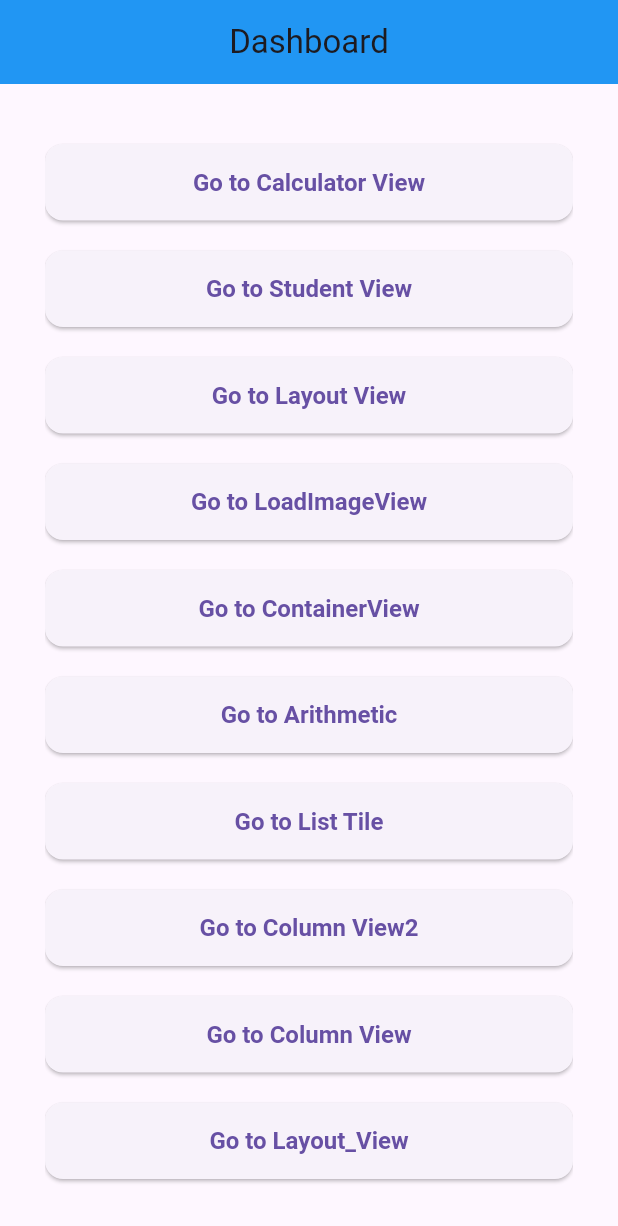
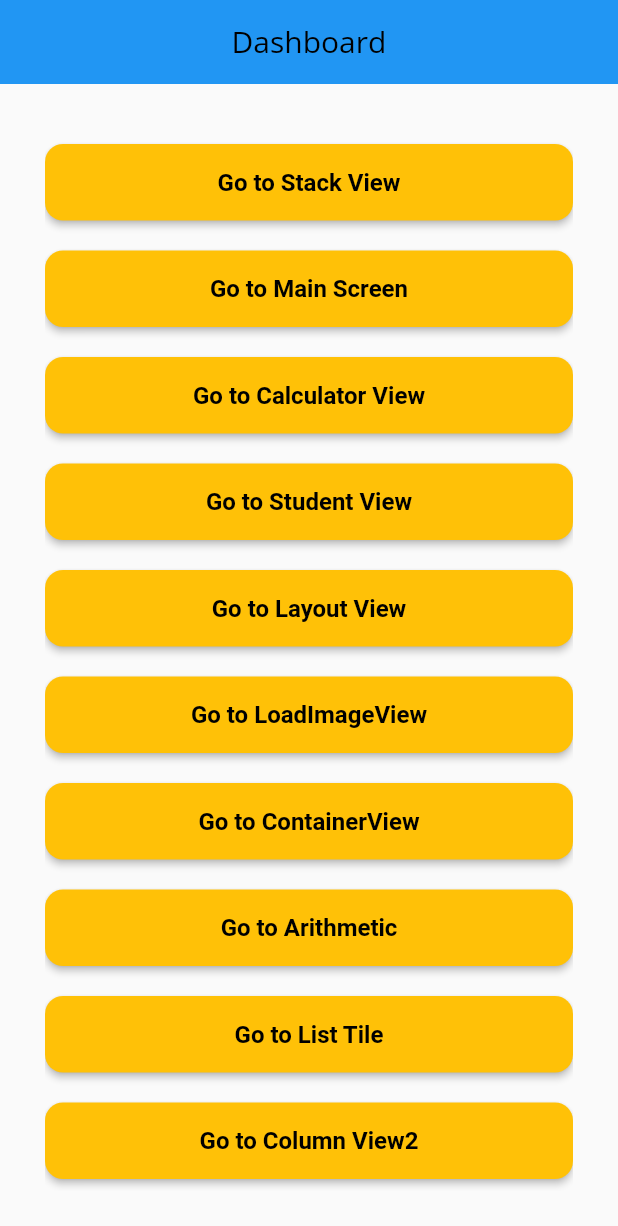
Before and after one commit to Ral53/first_program41, a Flutter app: the screen it shows after launch, on a phone screen of 412 x 824 dp. Shown: the top 1226 px of the screen. Run offline on Flutter 3.47's test engine with Material 3 defaults, Android fonts, the phone set to English and light mode, and no system bars; our stand-ins replace font_awesome_flutter.

Commit message:
this is commit to read navigation bar

```diff
--- a/lib/app.dart
+++ b/lib/app.dart
@@ -1,3 +1,4 @@
+import 'package:first_program/theme/theme_data.dart';
 import 'package:first_program/view/dashboard.dart';
 import 'package:flutter/material.dart';
 
@@ -6,6 +7,10 @@ class App extends StatelessWidget {
 
   @override
   Widget build(BuildContext context) {
-    return MaterialApp(debugShowCheckedModeBanner: false, home: Dashboard());
+    return MaterialApp(
+      debugShowCheckedModeBanner: false,
+      home: Dashboard(),
+      theme: getApplicationTheme(),
+    );
   }
 }
--- /dev/null
+++ b/lib/theme/theme_data.dart
@@ -0,0 +1,23 @@
+import 'package:flutter/material.dart';
+
+ThemeData getApplicationTheme() {
+  return ThemeData(
+    useMaterial3: false,
+    primarySwatch: Colors.amber,
+    fontFamily: "OpenSans Regular",
+    appBarTheme: const AppBarTheme(
+      centerTitle: true,
+      elevation: 0,
+      backgroundColor: Colors.green,
+    ),
+    elevatedButtonTheme: ElevatedButtonThemeData(
+      style: ElevatedButton.styleFrom(
+        textStyle: const TextStyle(
+          fontSize: 18,
+
+          // color: Colors.am
+        ),
+      ),
+    ),
+  );
+}
--- a/lib/view/dashboard.dart
+++ b/lib/view/dashboard.dart
@@ -9,17 +9,27 @@ import 'package:first_program/view/first_view.dart';
 import 'package:first_program/view/layout_view.dart';
 import 'package:first_program/view/list_tile_view.dart';
 import 'package:first_program/view/load_image_view.dart';
+import 'package:first_program/view/main_screen_view.dart';
 import 'package:first_program/view/palindrome_view.dart';
 import 'package:first_program/view/simple_interest.dart';
+import 'package:first_program/view/stack_view.dart';
 import 'package:first_program/view/student_view.dart';
 import 'package:flutter/material.dart';
-import 'package:first_program/common/navigation_button.dart'; // Import the custom button
+import 'package:first_program/common/navigation_button.dart';
+import 'package:flutter/services.dart';
 
 class Dashboard extends StatelessWidget {
   const Dashboard({super.key});
 
   @override
   Widget build(BuildContext context) {
+    SystemChrome.setSystemUIOverlayStyle(
+      SystemUiOverlayStyle(
+        systemNavigationBarColor: Colors.white,
+        systemNavigationBarIconBrightness: Brightness.dark,
+      ),
+    );
+
     final buttons = const [
       NavigationButton(title: "Go to First View", destination: FirstView()),
       NavigationButton(title: "Go to Sample Interest", destination: SiView()),
@@ -54,6 +64,11 @@ class Dashboard extends StatelessWidget {
         title: "Go to Calculator View",
         destination: CalculatorView(),
       ),
+      NavigationButton(
+        title: "Go to Main Screen",
+        destination: MainScreenView(),
+      ),
+      NavigationButton(title: "Go to Stack View", destination: StackView()),
     ];
 
     return Scaffold(
@@ -67,7 +82,7 @@ class Dashboard extends StatelessWidget {
         child: SingleChildScrollView(
           child: Column(
             crossAxisAlignment: CrossAxisAlignment.stretch,
-            children: buttons.reversed.toList(), // Reversed here
+            children: buttons.reversed.toList(),
           ),
         ),
       ),
```
Also changed, not shown: lib/view/call_page.dart (added, +74 -0 lines), lib/view/camera_page.dart (added, +19 -0 lines), lib/view/chat_page.dart (added, +19 -0 lines), lib/view/main_screen_view.dart (added, +69 -0 lines), lib/view/profile_view.dart (added, +15 -0 lines), lib/view/settings_view.dart (added, +15 -0 lines), lib/view/stack_view.dart (added, +55 -0 lines), pubspec.yaml (+18 -8 lines), assets/fonts/opensans/OpenSans-Bold.ttf (added), assets/fonts/opensans/OpenSans-Italic.ttf (added), assets/fonts/opensans/OpenSans-Regular.ttf (added), assets/fonts/roboto/Roboto-SemiBoldItalic.ttf (added), assets/fonts/roboto/Roboto-ThinItalic.ttf (added).
